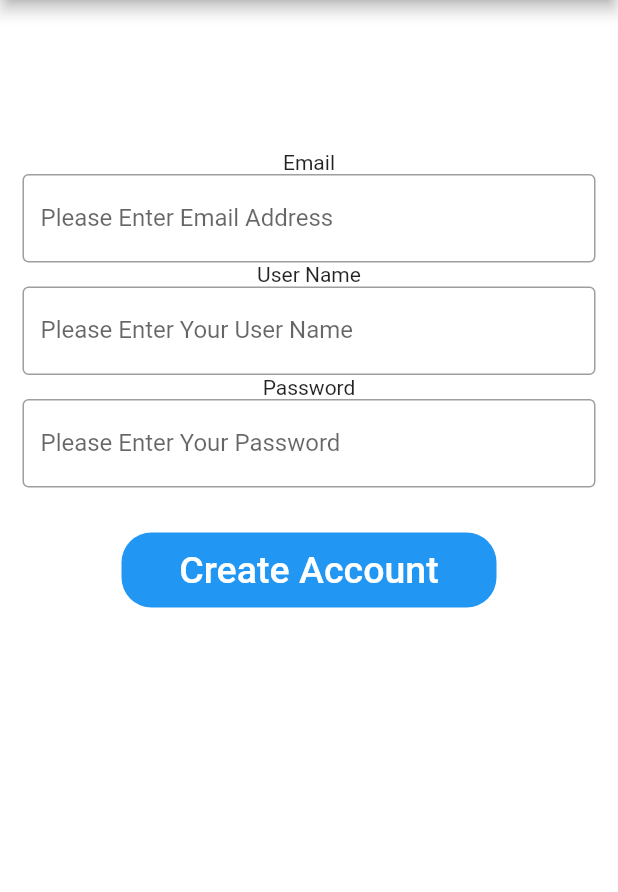
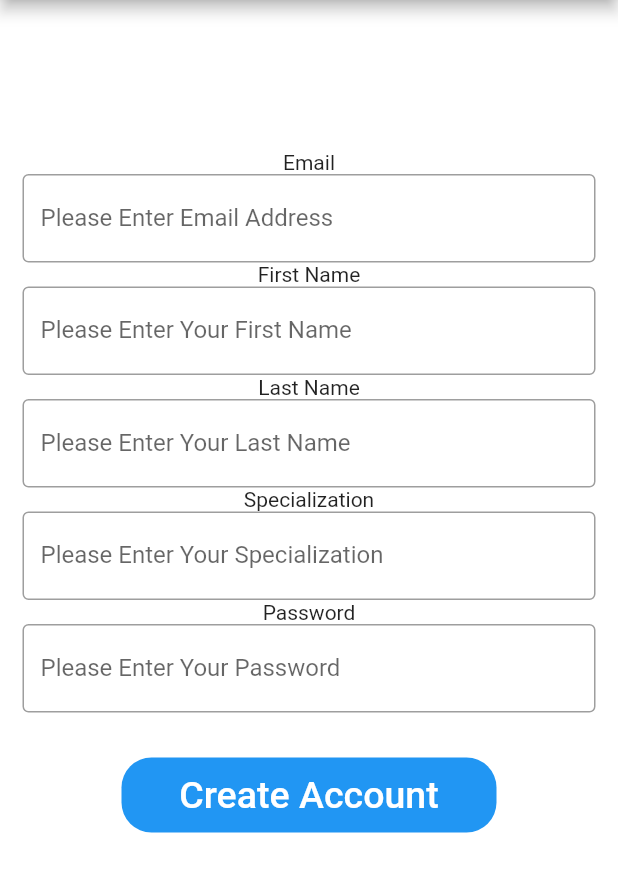
Before and after one commit to aliciakiser/Coach_Link, a Flutter app: the NewUserPage screen opened directly, on a phone screen of 412 x 824 dp, the part 84-976 px from its top. Run offline on Flutter 3.47's test engine with Material 2 defaults, Android fonts, the phone set to English and light mode, and no system bars; our stand-ins replace cloud_firestore, firebase_auth, firebase_core; accounts and stored records are empty.

Commit message:
Databse structure configured, files organized, added hint when user fail login, etc.

```diff
--- /dev/null
+++ b/coach_link/lib/Model/UpdateUser.dart
@@ -0,0 +1,28 @@
+import 'package:cloud_firestore/cloud_firestore.dart';
+
+class UpdateUser {
+  final String uid;
+
+  UpdateUser({required this.uid});
+
+  final CollectionReference _userCollection =
+      FirebaseFirestore.instance.collection('users');
+
+  Future updateProfile(
+      String firstName, String lastName, String email, String specialization,
+      {String location = "Ohio, Columbus",
+      String phoneNum = "",
+      int degree = 0,
+      bool workType = true}) async {
+    return await _userCollection.doc(uid).update({
+      'firstName': firstName,
+      'lastName': lastName,
+      'email': email,
+      'specialization': specialization,
+      'location': location,
+      'phoneNum': phoneNum,
+      'degree': degree,
+      'workType': workType,
+    });
+  }
+}
--- a/coach_link/lib/ProfilePage.dart
+++ b/coach_link/lib/Views/ProfilePage.dart
@@ -1,6 +1,5 @@
 import 'package:flutter/material.dart';
 import 'package:firebase_core/firebase_core.dart';
-import 'firebase_options.dart';
 import 'package:firebase_auth/firebase_auth.dart';
 
 class ProfilePage extends StatefulWidget {
@@ -13,7 +12,12 @@ class ProfilePage extends StatefulWidget {
 
 class _ProfilePageState extends State<ProfilePage> {
   User? user;
+  String _name = "";
   _ProfilePageState({this.user});
+
+  // void _GetUserState() async {
+  //   _name = user?.displayName;
+  // }
 
   @override
   Widget build(BuildContext context) {
--- a/coach_link/lib/StartPage.dart
+++ b/coach_link/lib/Views/StartPage.dart
@@ -4,7 +4,6 @@ import 'ProfilePage.dart';
 import "SearchPage.dart";
 import "HomePage.dart";
 import 'package:firebase_core/firebase_core.dart';
-import 'firebase_options.dart';
 import 'package:firebase_auth/firebase_auth.dart';
 
 class StartPage extends StatefulWidget {
--- /dev/null
+++ b/coach_link/lib/Views/newProfile.dart
@@ -0,0 +1,204 @@
+import 'package:flutter/material.dart';
+import 'package:firebase_core/firebase_core.dart';
+import 'package:firebase_auth/firebase_auth.dart';
+import 'package:coach_link/Model/UpdateUser.dart';
+
+class NewUserPage extends StatefulWidget {
+  const NewUserPage({Key? key}) : super(key: key);
+
+  @override
+  _NewUserPageState createState() => _NewUserPageState();
+}
+
+class _NewUserPageState extends State<NewUserPage> {
+  String _email = "";
+  String _firstName = "";
+  String _lastName = "";
+  String _password = "";
+  String _confirmPassword = "";
+  String _specialization = "";
+
+  final FirebaseAuth _auth = FirebaseAuth.instance;
+
+  void newUserAction() async {
+    try {
+      final UserCredential credential =
+          (await _auth.createUserWithEmailAndPassword(
+        email: _email,
+        password: _password,
+      ));
+      final User? user = credential.user;
+      if (user != null) {
+        await UpdateUser(uid: user.uid)
+            .updateProfile(_firstName, _lastName, _email, _specialization);
+        ScaffoldMessenger.of(context).showSnackBar(const SnackBar(
+          content: Text("Successfully created account, please login."),
+        ));
+      } else {
+        ScaffoldMessenger.of(context).showSnackBar(const SnackBar(
+          content: Text("Failed create account, please try again."),
+        ));
+      }
+    } catch (e) {
+      ScaffoldMessenger.of(context).showSnackBar(const SnackBar(
+        content: Text("Failed create account, please try again."),
+      ));
+    }
+  }
+
+  @override
+  Widget build(BuildContext context) {
+    return Scaffold(
+      backgroundColor: Colors.white,
+      appBar: AppBar(
+        title: const Text("Reset Password"),
+      ),
+      body: SingleChildScrollView(
+        child: Column(
+          children: <Widget>[
+            const SizedBox(height: 100),
+            // Row(
+            //   children: [
+            //     Padding(
+            //       padding: EdgeInsets.symmetric(horizontal: 15),
+            //       child: TextField(
+            //         decoration: InputDecoration(
+            //             border: OutlineInputBorder(),
+            //             labelText: 'Please Enter Your First Name',
+            //             hintText: 'Enter your first name'),
+            //         //controller: userNameController,
+            //         onChanged: (firstName) {
+            //           this._firstName = firstName;
+            //         },
+            //       ),
+            //     ),
+            //     Padding(
+            //       padding: EdgeInsets.symmetric(horizontal: 15),
+            //       child: TextField(
+            //         decoration: InputDecoration(
+            //             border: OutlineInputBorder(),
+            //             labelText: 'Please Enter Your Last Name',
+            //             hintText: 'Enter your last name'),
+            //         //controller: userNameController,
+            //         onChanged: (lastName) {
+            //           this._lastName = lastName;
+            //         },
+            //       ),
+            //     ),
+            //   ],
+            // ),
+            const Text(
+              'Email',
+              textAlign: TextAlign.left,
+            ),
+            Padding(
+              padding: EdgeInsets.symmetric(horizontal: 15),
+              child: TextField(
+                decoration: InputDecoration(
+                    border: OutlineInputBorder(),
+                    labelText: 'Please Enter Email Address',
+                    hintText: 'Enter valid email id as abc@gmail.com'),
+                //controller: userNameController,
+                onChanged: (email) {
+                  this._email = email;
+                },
+              ),
+            ),
+            const Text(
+              'First Name',
+              textAlign: TextAlign.left,
+            ),
+            Padding(
+              padding: EdgeInsets.symmetric(horizontal: 15),
+              child: TextField(
+                decoration: InputDecoration(
+                    border: OutlineInputBorder(),
+                    labelText: 'Please Enter Your First Name',
+                    hintText: 'Please enter your first name'),
+                //controller: userNameController,
+                onChanged: (firstName) {
+                  this._firstName = firstName;
+                },
+              ),
+            ),
+            const Text(
+              'Last Name',
+              textAlign: TextAlign.left,
+            ),
+            Padding(
+              padding: EdgeInsets.symmetric(horizontal: 15),
+              child: TextField(
+                decoration: InputDecoration(
+                    border: OutlineInputBorder(),
+                    labelText: 'Please Enter Your Last Name',
+                    hintText: 'Please enter your last name'),
+                //controller: userNameController,
+                onChanged: (lastName) {
+                  this._lastName = lastName;
+                },
+              ),
+            ),
+            const Text(
+              'Specialization',
+              textAlign: TextAlign.left,
+            ),
+            Padding(
+              padding: EdgeInsets.symmetric(horizontal: 15),
+              child: TextField(
+                decoration: InputDecoration(
+                    border: OutlineInputBorder(),
+                    labelText: 'Please Enter Your Specialization',
+                    hintText: 'Please enter your specialization'),
+                //controller: userNameController,
+                onChanged: (specialization) {
+                  this._specialization = specialization;
+                },
+              ),
+            ),
+            const Text(
+              'Password',
+              textAlign: TextAlign.left,
+            ),
+            Padding(
+              padding: EdgeInsets.symmetric(horizontal: 15),
+              child: TextField(
+                decoration: InputDecoration(
+                    border: OutlineInputBorder(),
+                    labelText: 'Please Enter Your Password',
+                    hintText:
+                        'Please enter your password, it should more than 8 characters including at least one special character and one number'),
+                //controller: userNameController,
+                onChanged: (password) {
+                  this._password = password;
+                },
+              ),
+            ),
+            const SizedBox(
+              height: 30,
+            ),
+            Container(
+              height: 50,
+              width: 250,
+              decoration: BoxDecoration(
+                  color: Colors.blue, borderRadius: BorderRadius.circular(20)),
+              child: TextButton(
+                onPressed: () {
+                  Navigator.pop(context);
+                  newUserAction();
+                },
+                child: const Text(
+                  'Create Account',
+                  style: TextStyle(color: Colors.white, fontSize: 25),
+                  textAlign: TextAlign.center,
+                ),
+              ),
+            ),
+            const SizedBox(
+              height: 130,
+            ),
+          ],
+        ),
+      ),
+    );
+  }
+}
--- a/coach_link/lib/main.dart
+++ b/coach_link/lib/main.dart
@@ -1,6 +1,6 @@
-import 'package:coach_link/LoginPage.dart';
+import 'Views/LoginPage.dart';
 import 'package:flutter/material.dart';
-import 'StartPage.dart';
+import 'Views/StartPage.dart';
 import 'package:firebase_core/firebase_core.dart';
 import 'firebase_options.dart';
 
--- a/coach_link/lib/newProfile.dart
+++ /dev/null
@@ -1,128 +0,0 @@
-import 'package:flutter/material.dart';
-import 'package:firebase_core/firebase_core.dart';
-import 'firebase_options.dart';
-import 'package:firebase_auth/firebase_auth.dart';
-
-class NewUserPage extends StatefulWidget {
-  const NewUserPage({Key? key}) : super(key: key);
-
-  @override
-  _NewUserPageState createState() => _NewUserPageState();
-}
-
-class _NewUserPageState extends State<NewUserPage> {
-  String _email = "";
-  String _userName = "";
-  String _password = "";
-  bool _success = false;
-  final FirebaseAuth _auth = FirebaseAuth.instance;
-
-  void newUserAction() async {
-    final UserCredential credential =
-        (await _auth.createUserWithEmailAndPassword(
-      email: _email,
-      password: _password,
-    ));
-    final User? user = credential.user;
-    if (user != null) {
-      _success = true;
-      print("Creating new user success");
-    } else {
-      _success = false;
-      print("Creating new user failed");
-    }
-  }
-
-  @override
-  Widget build(BuildContext context) {
-    return Scaffold(
-      backgroundColor: Colors.white,
-      appBar: AppBar(
-        title: const Text("Reset Password"),
-      ),
-      body: SingleChildScrollView(
-        child: Column(
-          children: <Widget>[
-            const SizedBox(height: 100),
-            const Text(
-              'Email',
-              textAlign: TextAlign.left,
-            ),
-            Padding(
-              padding: EdgeInsets.symmetric(horizontal: 15),
-              child: TextField(
-                decoration: InputDecoration(
-                    border: OutlineInputBorder(),
-                    labelText: 'Please Enter Email Address',
-                    hintText: 'Enter valid email id as abc@gmail.com'),
-                //controller: userNameController,
-                onChanged: (email) {
-                  this._email = email;
-                },
-              ),
-            ),
-            const Text(
-              'User Name',
-              textAlign: TextAlign.left,
-            ),
-            Padding(
-              padding: EdgeInsets.symmetric(horizontal: 15),
-              child: TextField(
-                decoration: InputDecoration(
-                    border: OutlineInputBorder(),
-                    labelText: 'Please Enter Your User Name',
-                    hintText:
-                        'Please enter your user name, it should be unique and only include alphanumeric characters'),
-                //controller: userNameController,
-                onChanged: (userName) {
-                  this._userName = userName;
-                },
-              ),
-            ),
-            const Text(
-              'Password',
-              textAlign: TextAlign.left,
-            ),
-            Padding(
-              padding: EdgeInsets.symmetric(horizontal: 15),
-              child: TextField(
-                decoration: InputDecoration(
-                    border: OutlineInputBorder(),
-                    labelText: 'Please Enter Your Password',
-                    hintText:
-                        'Please enter your password, it should more than 8 characters including at least one special character and one number'),
-                //controller: userNameController,
-                onChanged: (password) {
-                  this._password = password;
-                },
-              ),
-            ),
-            const SizedBox(
-              height: 30,
-            ),
-            Container(
-              height: 50,
-              width: 250,
-              decoration: BoxDecoration(
-                  color: Colors.blue, borderRadius: BorderRadius.circular(20)),
-              child: TextButton(
-                onPressed: () {
-                  Navigator.pop(context);
-                  newUserAction();
-                },
-                child: const Text(
-                  'Create Account',
-                  style: TextStyle(color: Colors.white, fontSize: 25),
-                  textAlign: TextAlign.center,
-                ),
-              ),
-            ),
-            const SizedBox(
-              height: 130,
-            ),
-          ],
-        ),
-      ),
-    );
-  }
-}
--- a/coach_link/pubspec.yaml
+++ b/coach_link/pubspec.yaml
@@ -38,6 +38,7 @@ dependencies:
   fluttertoast: ^8.0.9
   firebase_core: ^1.18.0
   firebase_auth: ^3.3.20
+  cloud_firestore: ^3.2.1
 
 dev_dependencies:
   flutter_test:
```
Also changed, not shown: coach_link/lib/Model/PasswordReset.dart (added, +12 -0 lines), coach_link/lib/Views/LoginPage.dart (renamed from coach_link/lib/LoginPage.dart, +12 -7 lines), coach_link/lib/Views/resetPassword.dart (renamed from coach_link/lib/resetPassword.dart, +13 -2 lines), coach_link/lib/Views/HomePage.dart (renamed from coach_link/lib/HomePage.dart), coach_link/lib/Views/SearchPage.dart (renamed from coach_link/lib/SearchPage.dart), coach_link/pubspec.lock, 4 other files.
